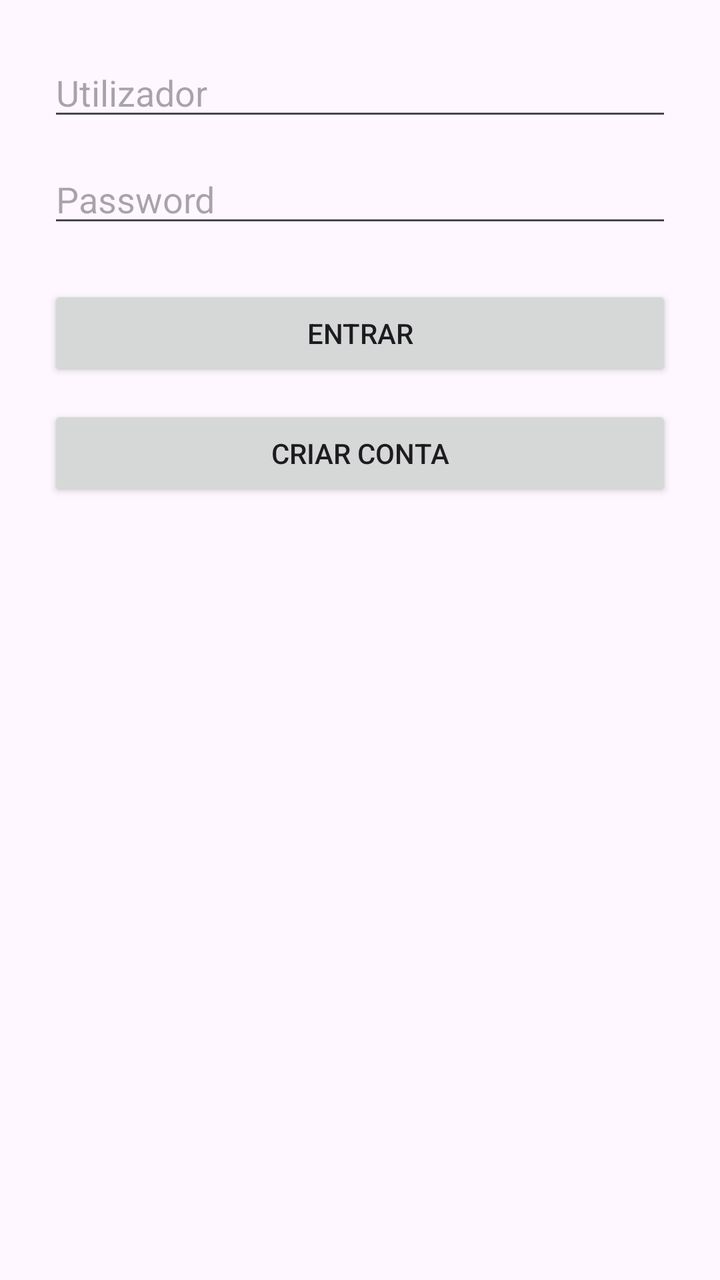
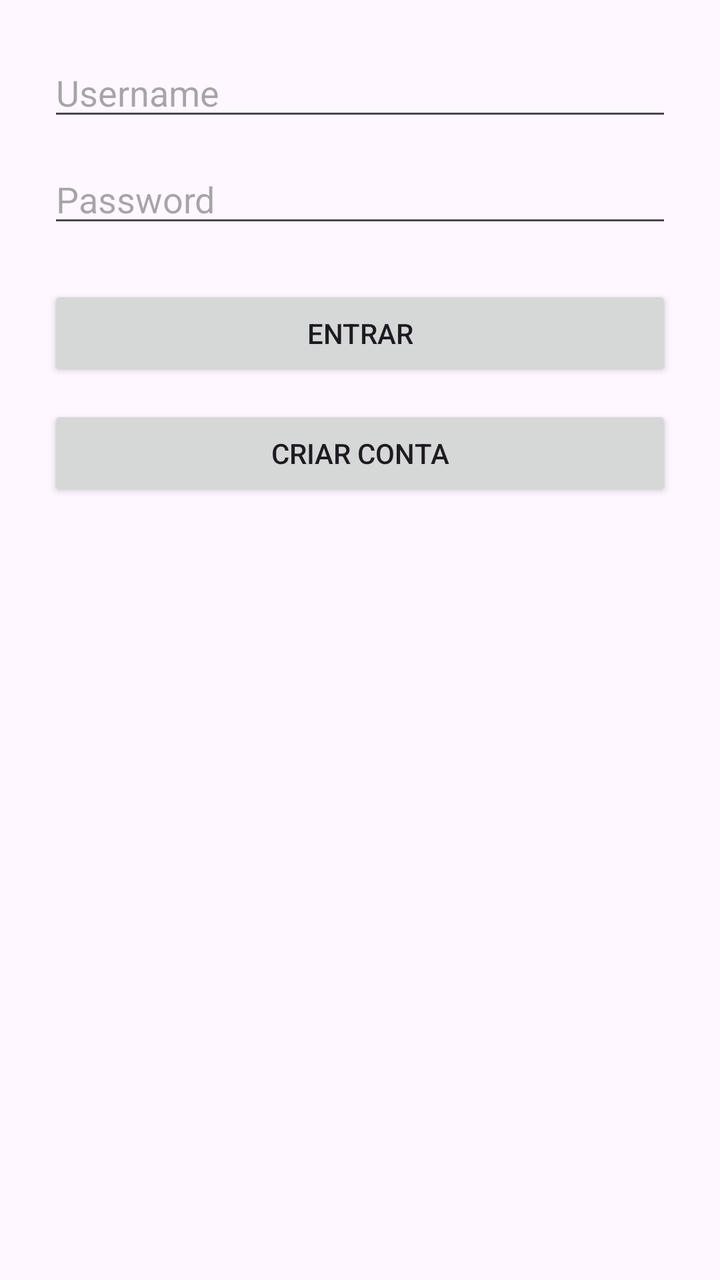

Screens rendered from an Android XML layout before and after an edit, with the pre-edit source and the edit as a unified diff.
<!-- AndroidManifest.xml: application theme Theme.TarefasAPI -->
<!-- res/layout/activity_login.xml -->
<?xml version="1.0" encoding="utf-8"?>
<LinearLayout xmlns:android="http://schemas.android.com/apk/res/android"
    android:layout_width="match_parent"
    android:layout_height="match_parent"
    android:orientation="vertical"
    android:padding="24dp">

    
    <EditText
        android:id="@+id/edtUsername"
        android:layout_width="match_parent"
        android:layout_height="wrap_content"
        android:hint="Utilizador" />

    
    <EditText
        android:id="@+id/edtPassword"
        android:layout_width="match_parent"
        android:layout_height="wrap_content"
        android:hint="Password"
        android:inputType="textPassword"
        android:layout_marginTop="12dp" />

    
    <Button
        android:id="@+id/btnLogin"
        android:layout_width="match_parent"
        android:layout_height="wrap_content"
        android:text="Entrar"
        android:layout_marginTop="24dp" />

    
    <Button
        android:id="@+id/btnGoRegister"
        android:layout_width="match_parent"
        android:layout_height="wrap_content"
        android:text="Criar conta"
        android:layout_marginTop="12dp" />

</LinearLayout>
<!-- resources referenced by this layout -->
<resources>
  <style name="Theme.TarefasAPI" parent="Base.Theme.TarefasAPI" />
  <style name="Base.Theme.TarefasAPI" parent="Theme.Material3.DayNight.NoActionBar">
          
          
      </style>
</resources>

<!-- the commit's change to res/layout/activity_login.xml (unified diff, before → after) -->
@@ -10,7 +10,7 @@
         android:id="@+id/edtUsername"
         android:layout_width="match_parent"
         android:layout_height="wrap_content"
-        android:hint="Utilizador" />
+        android:hint="Username" />
 
     
     <EditText
